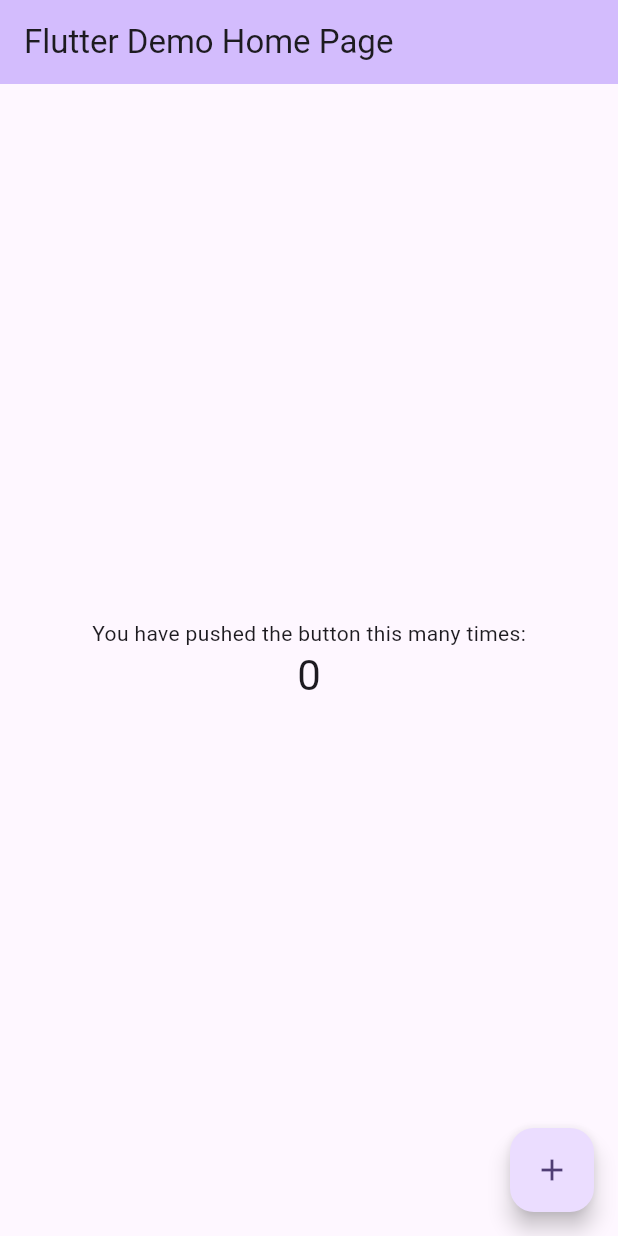
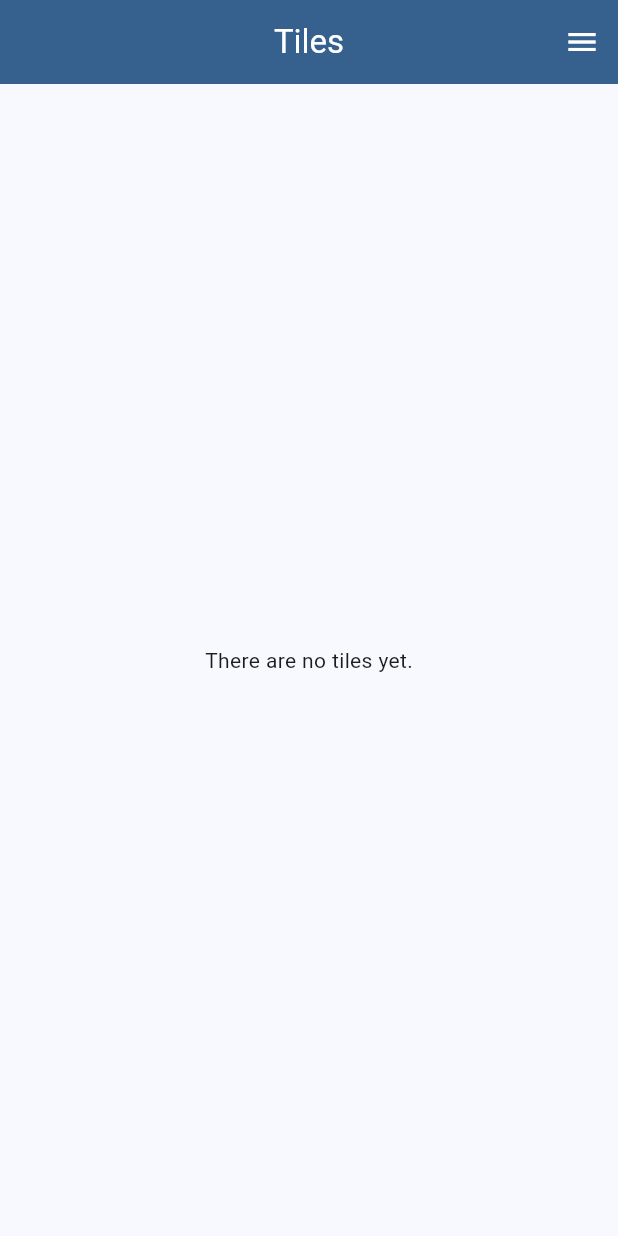
Before and after one commit to vives-project-xp/MusicLightTiles, a Flutter app: the screen it shows after launch, on a phone screen of 412 x 824 dp. Run offline on Flutter 3.47's test engine with Material 2 defaults, Android fonts, the phone set to English and light mode, and no system bars.

Commit message:
#38 Removed unnecessary code

```diff
--- a/command/lib/main.dart
+++ b/command/lib/main.dart
@@ -13,113 +13,45 @@ class MyApp extends StatelessWidget {
     return MaterialApp(
       title: 'Flutter Demo',
       theme: ThemeData(
-        // This is the theme of your application.
-        //
-        // TRY THIS: Try running your application with "flutter run". You'll see
-        // the application has a blue toolbar. Then, without quitting the app,
-        // try changing the seedColor in the colorScheme below to Colors.green
-        // and then invoke "hot reload" (save your changes or press the "hot
-        // reload" button in a Flutter-supported IDE, or press "r" if you used
-        // the command line to start the app).
-        //
-        // Notice that the counter didn't reset back to zero; the application
-        // state is not lost during the reload. To reset the state, use hot
-        // restart instead.
-        //
-        // This works for code too, not just values: Most code changes can be
-        // tested with just a hot reload.
-        colorScheme: ColorScheme.fromSeed(seedColor: Colors.deepPurple),
+        colorScheme: ColorScheme.fromSeed(seedColor: Colors.blue),
         useMaterial3: true,
       ),
-      home: const MyHomePage(title: 'Flutter Demo Home Page'),
+      home: const MyHomePage(),
+      debugShowCheckedModeBanner: false, // Hide the debug banner
     );
   }
 }
 
 class MyHomePage extends StatefulWidget {
-  const MyHomePage({super.key, required this.title});
-
-  // This widget is the home page of your application. It is stateful, meaning
-  // that it has a State object (defined below) that contains fields that affect
-  // how it looks.
-
-  // This class is the configuration for the state. It holds the values (in this
-  // case the title) provided by the parent (in this case the App widget) and
-  // used by the build method of the State. Fields in a Widget subclass are
-  // always marked "final".
-
-  final String title;
+  const MyHomePage({super.key});
 
   @override
   State<MyHomePage> createState() => _MyHomePageState();
 }
 
 class _MyHomePageState extends State<MyHomePage> {
-  int _counter = 0;
-
-  void _incrementCounter() {
-    setState(() {
-      // This call to setState tells the Flutter framework that something has
-      // changed in this State, which causes it to rerun the build method below
-      // so that the display can reflect the updated values. If we changed
-      // _counter without calling setState(), then the build method would not be
-      // called again, and so nothing would appear to happen.
-      _counter++;
-    });
-  }
-
   @override
   Widget build(BuildContext context) {
-    // This method is rerun every time setState is called, for instance as done
-    // by the _incrementCounter method above.
-    //
-    // The Flutter framework has been optimized to make rerunning build methods
-    // fast, so that you can just rebuild anything that needs updating rather
-    // than having to individually change instances of widgets.
     return Scaffold(
       appBar: AppBar(
-        // TRY THIS: Try changing the color here to a specific color (to
-        // Colors.amber, perhaps?) and trigger a hot reload to see the AppBar
-        // change color while the other colors stay the same.
-        backgroundColor: Theme.of(context).colorScheme.inversePrimary,
-        // Here we take the value from the MyHomePage object that was created by
-        // the App.build method, and use it to set our appbar title.
-        title: Text(widget.title),
+        backgroundColor: Theme.of(context).colorScheme.primary,
+        foregroundColor: Theme.of(context).colorScheme.onPrimary,
+        title: const Text('Tiles'),
+        centerTitle: true,
+        actions: [
+          IconButton(
+            icon: const Icon(Icons.menu),
+            tooltip: 'Settings',
+            onPressed: () {}, // Go to settings screen
+          )
+        ],
+        automaticallyImplyLeading: false,
       ),
-      body: Center(
-        // Center is a layout widget. It takes a single child and positions it
-        // in the middle of the parent.
-        child: Column(
-          // Column is also a layout widget. It takes a list of children and
-          // arranges them vertically. By default, it sizes itself to fit its
-          // children horizontally, and tries to be as tall as its parent.
-          //
-          // Column has various properties to control how it sizes itself and
-          // how it positions its children. Here we use mainAxisAlignment to
-          // center the children vertically; the main axis here is the vertical
-          // axis because Columns are vertical (the cross axis would be
-          // horizontal).
-          //
-          // TRY THIS: Invoke "debug painting" (choose the "Toggle Debug Paint"
-          // action in the IDE, or press "p" in the console), to see the
-          // wireframe for each widget.
-          mainAxisAlignment: MainAxisAlignment.center,
-          children: <Widget>[
-            const Text(
-              'You have pushed the button this many times:',
-            ),
-            Text(
-              '$_counter',
-              style: Theme.of(context).textTheme.headlineMedium,
-            ),
-          ],
+      body: const Center(
+        child: Center(
+          child: Text('There are no tiles yet.'),
         ),
-      ),
-      floatingActionButton: FloatingActionButton(
-        onPressed: _incrementCounter,
-        tooltip: 'Increment',
-        child: const Icon(Icons.add),
-      ), // This trailing comma makes auto-formatting nicer for build methods.
+      )
     );
   }
 }
```
